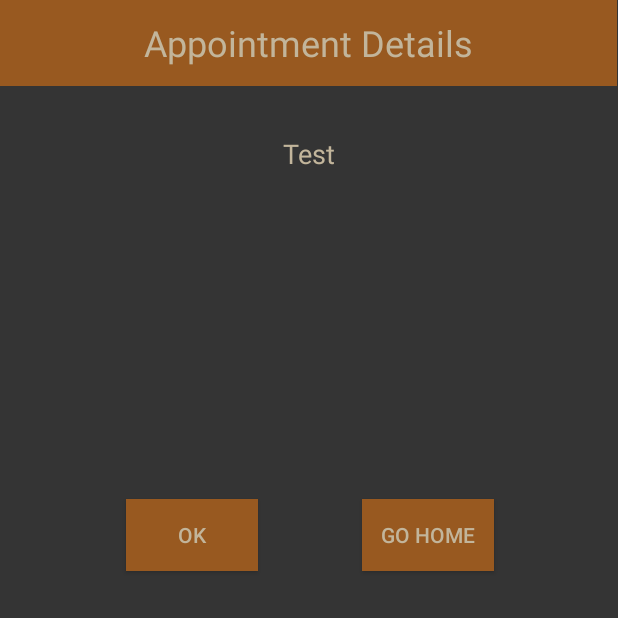
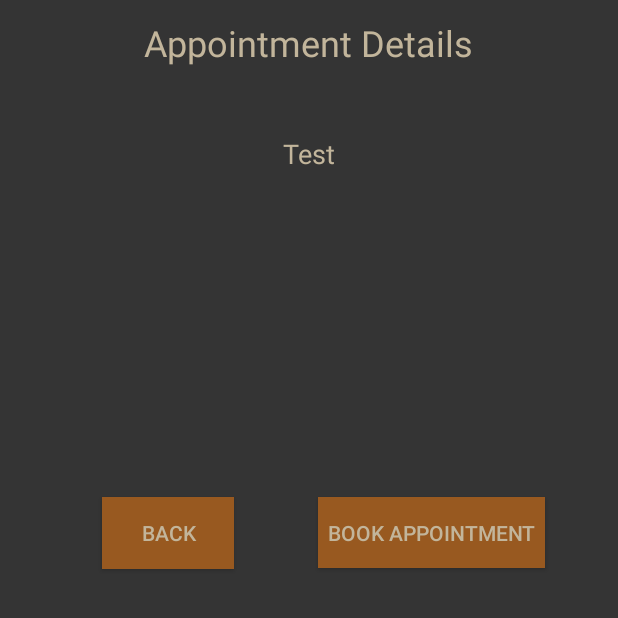
Before and after one commit to hewayman/barbershop_app, an Android app: the ConfirmationActivity screen opened directly, with no data from a screen before it, on a phone screen of 412 x 824 dp, the top half of it. Run offline under Robolectric (Android 15) with nearby library versions, the phone set to English and light mode, and no system bars.

Commit message:
adding buttons to confirmation page

```diff
--- a/app/src/main/java/com/murach/barbershop/ConfirmationActivity.java
+++ b/app/src/main/java/com/murach/barbershop/ConfirmationActivity.java
@@ -1,6 +1,9 @@
 package com.murach.barbershop;
 
+import android.content.Intent;
 import android.os.Bundle;
+import android.view.View;
+import android.widget.Button;
 import android.widget.TextView;
 
 import androidx.appcompat.app.AppCompatActivity;
@@ -8,6 +11,8 @@ import androidx.appcompat.app.AppCompatActivity;
 public class ConfirmationActivity extends AppCompatActivity {
 
     private TextView dateConfirmation;
+    private Button backBtn;
+    private Button bookBtn;
 
     @Override
     protected void onCreate(Bundle savedInstanceState) {
@@ -16,5 +21,31 @@ public class ConfirmationActivity extends AppCompatActivity {
         dateConfirmation = (TextView) findViewById(R.id.dateConfirmation);
         dateConfirmation.setText("Test");
 
+        backBtn = (Button) findViewById(R.id.backBtn);
+        backBtn.setOnClickListener(new View.OnClickListener() {
+            @Override
+            public void onClick(View view) {
+                OpenCalendar();
+            }
+        });
+
+        bookBtn = (Button) findViewById(R.id.bookBtn);
+        bookBtn.setOnClickListener(new View.OnClickListener() {
+            @Override
+            public void onClick(View view) {
+                GoHome();
+            }
+        });
+
+    }
+
+    public void OpenCalendar() {
+        Intent intent = new Intent(this, CalendarActivity.class);
+        startActivity(intent);
+    }
+
+    public void GoHome() {
+        Intent intent = new Intent(this, UserHomeActivity.class);
+        startActivity(intent);
     }
 }
--- a/app/src/main/res/layout/confirmation_page.xml
+++ b/app/src/main/res/layout/confirmation_page.xml
@@ -10,7 +10,6 @@
         android:id="@+id/confirmationHeader"
         android:layout_width="411dp"
         android:layout_height="57dp"
-        android:background="#985920"
         android:gravity="center"
         android:text="@string/appt_confirmation"
         android:textColor="#C2B59B"
@@ -34,29 +33,29 @@
         app:layout_constraintTop_toBottomOf="@+id/confirmationHeader" />
 
     <Button
-        android:id="@+id/okBtn"
+        android:id="@+id/backBtn"
         android:layout_width="wrap_content"
         android:layout_height="wrap_content"
-        android:layout_marginStart="84dp"
-        android:layout_marginLeft="84dp"
-        android:layout_marginTop="209dp"
-        android:text="@android:string/ok"
+        android:layout_marginStart="68dp"
+        android:layout_marginLeft="68dp"
+        android:layout_marginTop="208dp"
         android:background="#985920"
+        android:text="@string/back"
         android:textColor="#C2B59B"
         app:layout_constraintStart_toStartOf="parent"
         app:layout_constraintTop_toBottomOf="@+id/dateConfirmation" />
 
     <Button
-        android:id="@+id/goHomeBtn"
-        android:layout_width="wrap_content"
-        android:layout_height="wrap_content"
-        android:layout_marginStart="69dp"
-        android:layout_marginLeft="69dp"
-        android:layout_marginTop="209dp"
+        android:id="@+id/bookBtn"
+        android:layout_width="151dp"
+        android:layout_height="47dp"
+        android:layout_marginStart="56dp"
+        android:layout_marginLeft="56dp"
+        android:layout_marginTop="208dp"
         android:background="#985920"
-        android:text="@string/go_home"
+        android:text="@string/book_appt"
         android:textColor="#C2B59B"
-        app:layout_constraintStart_toEndOf="@+id/okBtn"
+        app:layout_constraintStart_toEndOf="@+id/backBtn"
         app:layout_constraintTop_toBottomOf="@+id/dateConfirmation" />
 
 </androidx.constraintlayout.widget.ConstraintLayout>
--- a/app/src/main/res/values/strings.xml
+++ b/app/src/main/res/values/strings.xml
@@ -24,6 +24,8 @@
     <string name="appt_confirmation">Appointment Details</string>
     <string name="ok">OK</string>
     <string name="go_home">Go Home</string>
+    <string name="back">Back</string>
+    <string name="book_appt">Book Appointment</string>
 
     <string-array name="barber_array">
         <item>Paul</item>
--- a/app/src/main/res/values/styles.xml
+++ b/app/src/main/res/values/styles.xml
@@ -13,6 +13,7 @@
 
     <style name="CustomCalendarWeek" >
         <item name="android:textColor">@color/tan</item>
+        <item name="android:textSize">14sp</item>
     </style>
 
 </resources>
```
Also changed, not shown: app/src/main/res/layout/calendar.xml (+5 -4 lines).
